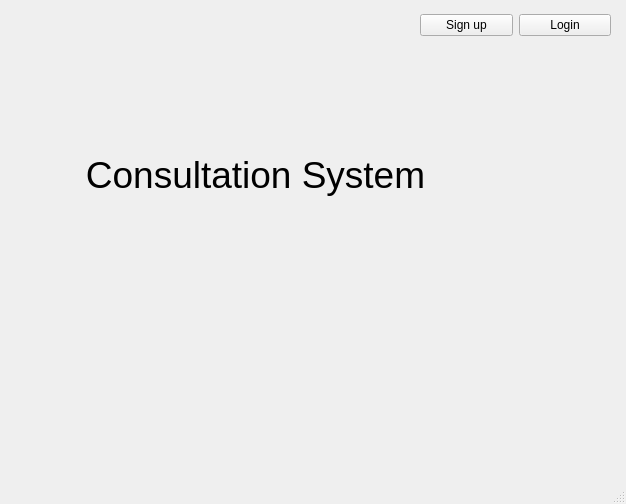
This is interfaces/main.ui in MemExplorer/Consultation-Scheduling-System as Qt 5 draws it before an edit. The edited form follows.
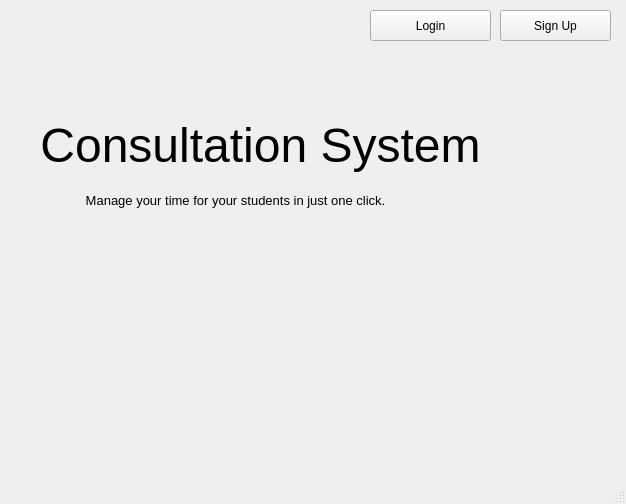
This is the edited form.

What changed in the file:
```diff
--- a/interfaces/main.ui
+++ b/interfaces/main.ui
@@ -26,15 +26,15 @@
    <widget class="QLabel" name="Title">
     <property name="geometry">
      <rect>
-      <x>10</x>
-      <y>120</y>
-      <width>491</width>
-      <height>111</height>
+      <x>30</x>
+      <y>110</y>
+      <width>461</width>
+      <height>71</height>
      </rect>
     </property>
     <property name="font">
      <font>
-      <pointsize>28</pointsize>
+      <pointsize>36</pointsize>
      </font>
     </property>
     <property name="text">
@@ -50,31 +50,64 @@
      <set>Qt::AlignCenter</set>
     </property>
    </widget>
-   <widget class="QWidget" name="gridLayoutWidget">
+   <widget class="QLabel" name="Title_2">
     <property name="geometry">
      <rect>
-      <x>420</x>
+      <x>80</x>
+      <y>190</y>
+      <width>311</width>
+      <height>21</height>
+     </rect>
+    </property>
+    <property name="font">
+     <font>
+      <pointsize>10</pointsize>
+     </font>
+    </property>
+    <property name="text">
+     <string>Manage your time for your students in just one click.</string>
+    </property>
+    <property name="textFormat">
+     <enum>Qt::RichText</enum>
+    </property>
+    <property name="scaledContents">
+     <bool>false</bool>
+    </property>
+    <property name="alignment">
+     <set>Qt::AlignCenter</set>
+    </property>
+   </widget>
+   <widget class="QPushButton" name="loginButton">
+    <property name="geometry">
+     <rect>
+      <x>370</x>
       <y>10</y>
-      <width>191</width>
+      <width>121</width>
       <height>31</height>
      </rect>
     </property>
-    <layout class="QGridLayout" name="gridLayout">
-     <item row="0" column="0">
-      <widget class="QPushButton" name="pushButton">
-       <property name="text">
-        <string>Sign up</string>
-       </property>
-      </widget>
-     </item>
-     <item row="0" column="1">
-      <widget class="QPushButton" name="pushButton_2">
-       <property name="text">
-        <string>Login</string>
-       </property>
-      </widget>
-     </item>
-    </layout>
+    <property name="text">
+     <string>Login</string>
+    </property>
+   </widget>
+   <widget class="QPushButton" name="pushButton_2">
+    <property name="geometry">
+     <rect>
+      <x>500</x>
+      <y>10</y>
+      <width>111</width>
+      <height>31</height>
+     </rect>
+    </property>
+    <property name="sizeIncrement">
+     <size>
+      <width>0</width>
+      <height>0</height>
+     </size>
+    </property>
+    <property name="text">
+     <string>Sign Up</string>
+    </property>
    </widget>
   </widget>
   <widget class="QStatusBar" name="statusbar"/>
```
